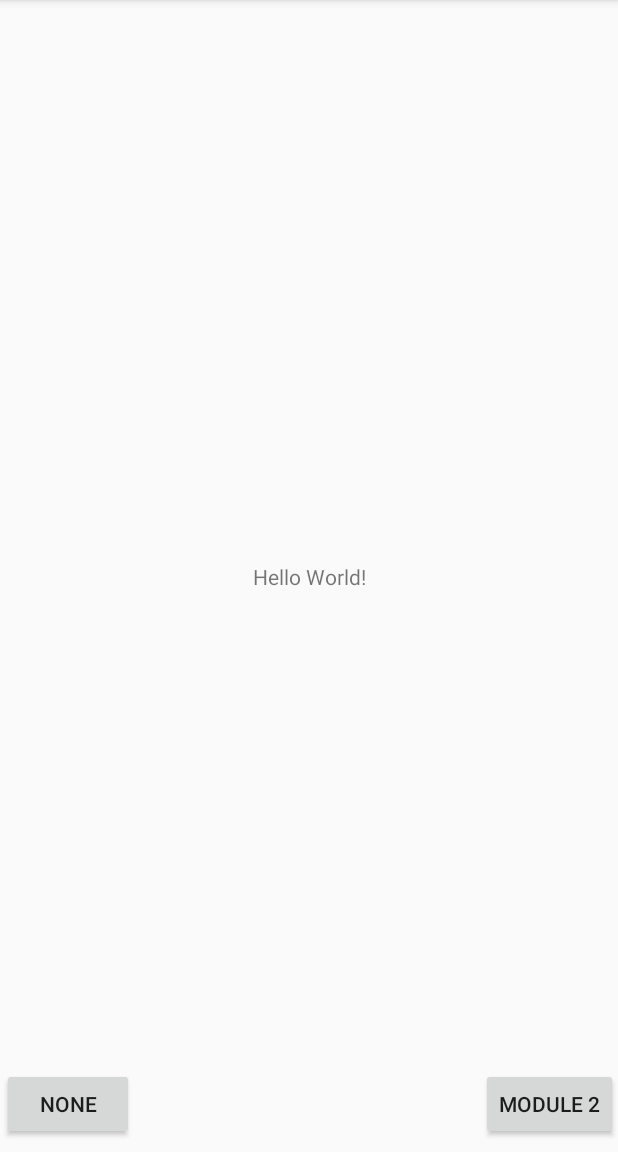
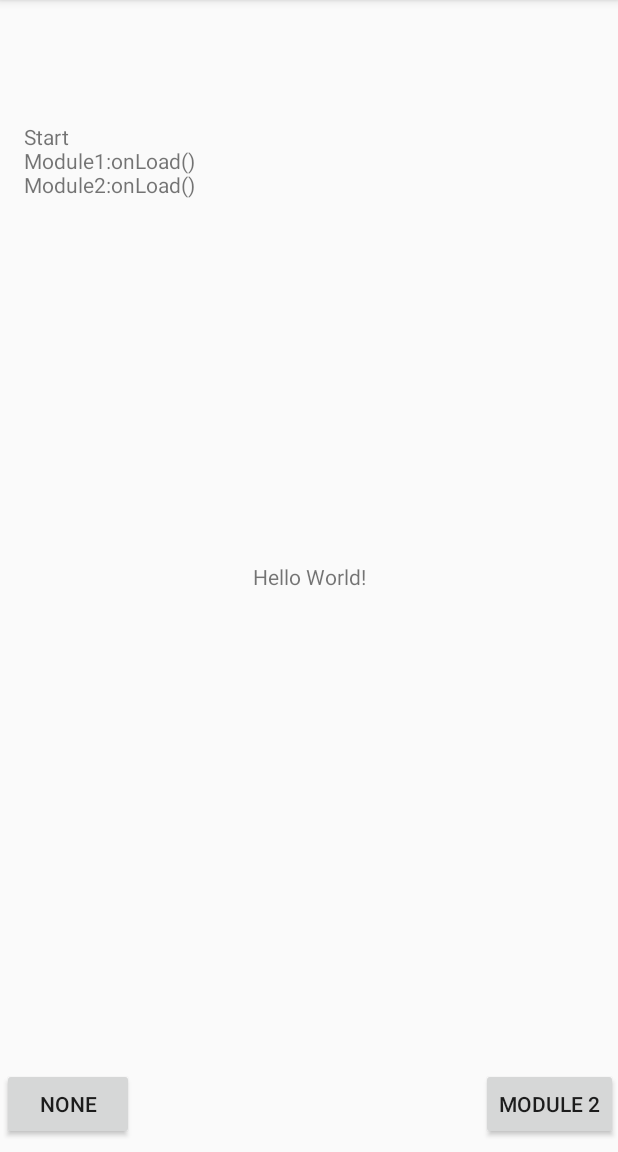
Before and after one commit to EmmanuelMess/ModularApplicationPoC, an Android app: the screen it shows after launch (MainActivity), on a phone screen of 412 x 824 dp, the part 84-1236 px from its top. Run offline under Robolectric (Android 15) with nearby library versions, the phone set to English and light mode, and no system bars.

Commit message:
Added TextView for logs

```diff
--- a/app/ModularityTest/src/main/java/com/emmanuelmess/modularitytest/activity/MainActivity.java
+++ b/app/ModularityTest/src/main/java/com/emmanuelmess/modularitytest/activity/MainActivity.java
@@ -7,7 +7,11 @@ import android.widget.TextView;
 
 import com.emmanuelmess.modularitytest.R;
 
+import java.lang.ref.WeakReference;
+
 public class MainActivity extends LoaderActivity {
+
+    public static WeakReference<MainActivity> mainActivity;
 
     private TextView textView;
 
@@ -15,23 +19,14 @@ public class MainActivity extends LoaderActivity {
 
     @Override
     protected void onCreate(Bundle savedInstanceState) {
-        super.onCreate(savedInstanceState);
         setContentView(R.layout.activity_main);
+        mainActivity = new WeakReference<>(this);
         Toolbar toolbar = (Toolbar) findViewById(R.id.toolbar);
         setSupportActionBar(toolbar);
 
         textView = (TextView) findViewById(R.id.textView);
 
-        /*
-        FloatingActionButton fab = (FloatingActionButton) findViewById(R.id.fab);
-        fab.setOnClickListener(new View.OnClickListener() {
-            @Override
-            public void onClick(View view) {
-                Snackbar.make(view, "Replace with your own action", Snackbar.LENGTH_LONG)
-                        .setAction("Action", null).show();
-            }
-        });
-        */
+        super.onCreate(savedInstanceState);//this here is a brutal hack, but this isn't going to be shipped
     }
 
     public void onClickNone(View view){
--- a/app/ModularityTest/src/main/java/com/emmanuelmess/modularitytest/modules/Manifest.java
+++ b/app/ModularityTest/src/main/java/com/emmanuelmess/modularitytest/modules/Manifest.java
@@ -1,9 +1,11 @@
 package com.emmanuelmess.modularitytest.modules;
 
 import android.content.Context;
-import android.widget.Toast;
+import android.widget.TextView;
 
 import com.emmanuelmess.modularitytest.Module;
+import com.emmanuelmess.modularitytest.R;
+import com.emmanuelmess.modularitytest.activity.MainActivity;
 
 /**
  * @author Emmanuel
@@ -13,6 +15,7 @@ import com.emmanuelmess.modularitytest.Module;
 public class Manifest implements Module {
 
     private Context context;
+    private TextView log;
 
     public Manifest() {
 
@@ -40,22 +43,28 @@ public class Manifest implements Module {
     @Override
     public String onLoad(Context context) {
         this.context = context;
-        Toast.makeText(context, getName() + ":onLoad()", Toast.LENGTH_SHORT).show();
+        log = ((TextView) MainActivity.mainActivity.get().findViewById(R.id.textView2));
+
+        addTextToLog(getName() + ":onLoad()");
         return null;
     }
 
     @Override
     public void onShow() {
-        Toast.makeText(context, getName() + ":onShow()", Toast.LENGTH_SHORT).show();
+        addTextToLog(getName() + ":onShow()");
     }
 
     @Override
     public void onHide() {
-        Toast.makeText(context, getName() + ":onHide()", Toast.LENGTH_SHORT).show();
+        addTextToLog(getName() + ":onHide()");
     }
 
     @Override
     public void onUnload() {
-        Toast.makeText(context, getName() + ":onUnload()", Toast.LENGTH_SHORT).show();
+        addTextToLog(getName() + ":onUnload()");
+    }
+
+    private void addTextToLog(String l){
+        log.append("\n" + l);
     }
 }
--- a/app/ModularityTest/src/main/res/layout/activity_main.xml
+++ b/app/ModularityTest/src/main/res/layout/activity_main.xml
@@ -23,14 +23,4 @@
 
     <include layout="@layout/content_main"/>
 
-    <!--
-    <android.support.design.widget.FloatingActionButton
-        android:id="@+id/fab"
-        android:layout_width="wrap_content"
-        android:layout_height="wrap_content"
-        android:layout_gravity="bottom|end"
-        android:layout_margin="@dimen/fab_margin"
-        app:srcCompat="@android:drawable/ic_dialog_email"/>
-     -->
-
 </android.support.design.widget.CoordinatorLayout>
--- a/app/ModularityTest/src/main/res/layout/content_main.xml
+++ b/app/ModularityTest/src/main/res/layout/content_main.xml
@@ -67,4 +67,38 @@
         tools:layout_constraintLeft_creator="1"
         tools:layout_constraintRight_creator="1"/>
 
+    <FrameLayout
+        android:layout_width="0dp"
+        android:layout_height="220dp"
+        android:layout_marginBottom="16dp"
+        android:layout_marginLeft="8dp"
+        android:layout_marginRight="8dp"
+        android:layout_marginTop="8dp"
+        app:layout_constraintBottom_toTopOf="@+id/textView"
+        app:layout_constraintLeft_toLeftOf="parent"
+        app:layout_constraintRight_toRightOf="parent"
+        app:layout_constraintTop_toTopOf="parent">
+
+        <ScrollView
+            android:layout_width="match_parent"
+            android:layout_height="match_parent"
+            android:layout_marginBottom="8dp"
+            android:layout_marginEnd="8dp"
+            android:layout_marginLeft="8dp"
+            android:layout_marginRight="8dp"
+            android:layout_marginStart="8dp"
+            android:layout_marginTop="8dp"
+            app:layout_constraintBottom_toTopOf="@+id/textView"
+            app:layout_constraintLeft_toLeftOf="parent"
+            app:layout_constraintRight_toRightOf="parent"
+            app:layout_constraintTop_toTopOf="parent">
+
+            <TextView
+                android:id="@+id/textView2"
+                android:layout_width="match_parent"
+                android:layout_height="wrap_content"
+                android:text="Start"/>
+        </ScrollView>
+    </FrameLayout>
+
 </android.support.constraint.ConstraintLayout>
```
